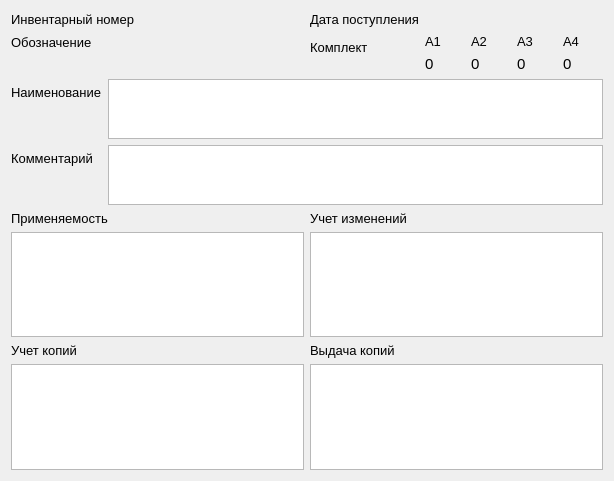
Above: cardviewform.ui from Lelius/FileLibrary before the change. Below: the same form after it.
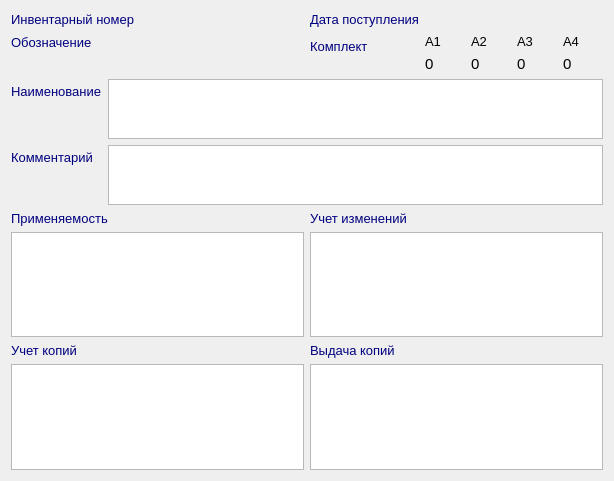
That is the form after the change.

Diff of the .ui file:
```diff
--- a/cardviewform.ui
+++ b/cardviewform.ui
@@ -28,7 +28,7 @@
             </font>
            </property>
            <property name="text">
-            <string>Инвентарный номер</string>
+            <string>&lt;html&gt;&lt;head/&gt;&lt;body&gt;&lt;p&gt;&lt;span style=&quot; color:#00007f;&quot;&gt;Инвентарный номер&lt;/span&gt;&lt;/p&gt;&lt;/body&gt;&lt;/html&gt;</string>
            </property>
           </widget>
          </item>
@@ -61,7 +61,7 @@
             </font>
            </property>
            <property name="text">
-            <string>Обозначение</string>
+            <string>&lt;html&gt;&lt;head/&gt;&lt;body&gt;&lt;p&gt;&lt;span style=&quot; color:#00007f;&quot;&gt;Обозначение&lt;/span&gt;&lt;/p&gt;&lt;/body&gt;&lt;/html&gt;</string>
            </property>
           </widget>
          </item>
@@ -98,7 +98,7 @@
             </font>
            </property>
            <property name="text">
-            <string>Дата поступления</string>
+            <string>&lt;html&gt;&lt;head/&gt;&lt;body&gt;&lt;p&gt;&lt;span style=&quot; color:#00007f;&quot;&gt;Дата поступления&lt;/span&gt;&lt;/p&gt;&lt;/body&gt;&lt;/html&gt;</string>
            </property>
           </widget>
          </item>
@@ -125,7 +125,7 @@
             </font>
            </property>
            <property name="text">
-            <string>Комплект</string>
+            <string>&lt;html&gt;&lt;head/&gt;&lt;body&gt;&lt;p&gt;&lt;span style=&quot; color:#00007f;&quot;&gt;Комплект&lt;/span&gt;&lt;/p&gt;&lt;/body&gt;&lt;/html&gt;</string>
            </property>
           </widget>
          </item>
@@ -251,7 +251,7 @@
           </font>
          </property>
          <property name="text">
-          <string>Наименование</string>
+          <string>&lt;html&gt;&lt;head/&gt;&lt;body&gt;&lt;p&gt;&lt;span style=&quot; color:#00007f;&quot;&gt;Наименование&lt;/span&gt;&lt;/p&gt;&lt;/body&gt;&lt;/html&gt;</string>
          </property>
         </widget>
        </item>
@@ -263,7 +263,7 @@
           </font>
          </property>
          <property name="text">
-          <string>Комментарий</string>
+          <string>&lt;html&gt;&lt;head/&gt;&lt;body&gt;&lt;p&gt;&lt;span style=&quot; color:#00007f;&quot;&gt;Комментарий&lt;/span&gt;&lt;/p&gt;&lt;/body&gt;&lt;/html&gt;</string>
          </property>
         </widget>
        </item>
@@ -313,7 +313,7 @@
           </font>
          </property>
          <property name="text">
-          <string>Применяемость</string>
+          <string>&lt;html&gt;&lt;head/&gt;&lt;body&gt;&lt;p&gt;&lt;span style=&quot; color:#00007f;&quot;&gt;Применяемость&lt;/span&gt;&lt;/p&gt;&lt;/body&gt;&lt;/html&gt;</string>
          </property>
         </widget>
        </item>
@@ -325,7 +325,7 @@
           </font>
          </property>
          <property name="text">
-          <string>Учет изменений</string>
+          <string>&lt;html&gt;&lt;head/&gt;&lt;body&gt;&lt;p&gt;&lt;span style=&quot; color:#00007f;&quot;&gt;Учет изменений&lt;/span&gt;&lt;/p&gt;&lt;/body&gt;&lt;/html&gt;</string>
          </property>
         </widget>
        </item>
@@ -373,7 +373,7 @@
           </font>
          </property>
          <property name="text">
-          <string>Учет копий</string>
+          <string>&lt;html&gt;&lt;head/&gt;&lt;body&gt;&lt;p&gt;&lt;span style=&quot; color:#00007f;&quot;&gt;Учет копий&lt;/span&gt;&lt;/p&gt;&lt;/body&gt;&lt;/html&gt;</string>
          </property>
         </widget>
        </item>
@@ -385,7 +385,7 @@
           </font>
          </property>
          <property name="text">
-          <string>Выдача копий</string>
+          <string>&lt;html&gt;&lt;head/&gt;&lt;body&gt;&lt;p&gt;&lt;span style=&quot; color:#00007f;&quot;&gt;Выдача копий&lt;/span&gt;&lt;/p&gt;&lt;/body&gt;&lt;/html&gt;</string>
          </property>
         </widget>
        </item>
```
Left out of the diff: 4 changed lines with no effect on the pictures.
